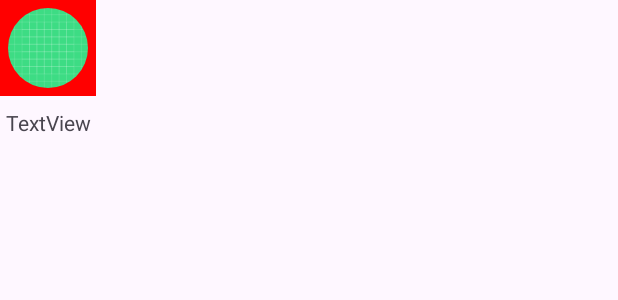
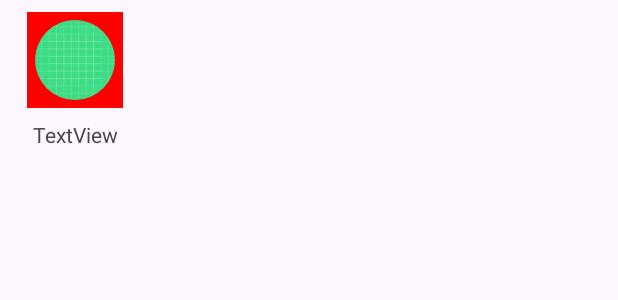
Before and after one commit to swayam228/WeDoKart, an Android app: the layout item_catagory.xml on its own in the app's theme, with its tools: preview values and no code run, on a phone screen of 412 x 824 dp. Shown: the top 300 px of the screen. Run offline under Robolectric (Android 15) with nearby library versions, the phone set to English and light mode, and no system bars; plain views replace RoundedImageView.

Commit message:
Added search bar and done layout color changes

```diff
--- a/app/build.gradle.kts
+++ b/app/build.gradle.kts
@@ -44,4 +44,5 @@ dependencies {
 
     implementation ("com.github.bumptech.glide:glide:4.16.0")
     implementation ("com.makeramen:roundedimageview:2.3.0")
+    implementation ("com.github.mancj:MaterialSearchBar:0.8.5")
 }
--- a/app/src/main/res/layout/item_catagory.xml
+++ b/app/src/main/res/layout/item_catagory.xml
@@ -8,6 +8,8 @@
         android:id="@+id/image"
         android:layout_width="64dp"
         android:layout_height="64dp"
+        android:layout_marginStart="18dp"
+        android:layout_marginTop="8dp"
         android:layout_marginEnd="8dp"
         android:background="#FF0000"
         android:padding="5dp"
@@ -24,7 +26,6 @@
         android:layout_width="wrap_content"
         android:layout_height="wrap_content"
         android:layout_marginTop="8dp"
-        android:layout_marginBottom="8dp"
         android:text="TextView"
         app:layout_constraintBottom_toBottomOf="parent"
         app:layout_constraintEnd_toEndOf="@+id/image"
--- a/app/src/main/res/layout/item_product.xml
+++ b/app/src/main/res/layout/item_product.xml
@@ -22,6 +22,7 @@
         <LinearLayout
             android:layout_width="match_parent"
             android:layout_height="match_parent"
+            android:background="@color/ProductActivity"
             android:orientation="vertical">
 
             <ImageView
--- a/app/src/main/res/values/colors.xml
+++ b/app/src/main/res/values/colors.xml
@@ -2,4 +2,7 @@
 <resources>
     <color name="black">#FF000000</color>
     <color name="white">#FFFFFFFF</color>
+    <color name="blue">#2196F3</color>
+    <color name="MainActivityColor">#B4B4B8</color>
+    <color name="ProductActivity">#E3E1D9</color>
 </resources>
--- a/app/src/main/res/values/themes.xml
+++ b/app/src/main/res/values/themes.xml
@@ -1,8 +1,10 @@
 <resources xmlns:tools="http://schemas.android.com/tools">
     <!-- Base application theme. -->
     <style name="Base.Theme.WeDoKart" parent="Theme.Material3.DayNight.NoActionBar">
-        <!-- Customize your light theme here. -->
-        <!-- <item name="colorPrimary">@color/my_light_primary</item> -->
+        <!-- primary brand color -->
+        <item name="colorPrimary">@color/blue</item>
+        <item name="colorPrimaryVariant">@color/blue</item>
+        <item name="colorOnPrimary">@color/white</item>
     </style>
 
     <style name="Theme.WeDoKart" parent="Base.Theme.WeDoKart" />
--- a/settings.gradle.kts
+++ b/settings.gradle.kts
@@ -10,6 +10,7 @@ dependencyResolutionManagement {
     repositories {
         google()
         mavenCentral()
+        maven { url = uri("https://jitpack.io") }
     }
 }
 
```
Also changed, not shown: app/src/main/res/layout/activity_main.xml (+31 -2 lines).
